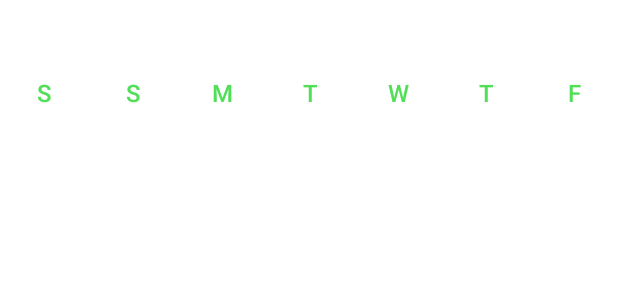
After one commit to sargiss987/clinic-info, an Android app: the layout simple_calendar.xml on its own in the app's theme, with its tools: preview values and no code run, on a phone screen of 412 x 824 dp. The commit adds this screen. Shown: the top 300 px of the screen. Run offline under Robolectric (Android 15) with nearby library versions, the phone set to English and light mode, and no system bars.

Commit message:
Simple Calendar

```diff
--- a/app/src/main/res/layout/create_note.xml
+++ b/app/src/main/res/layout/create_note.xml
@@ -6,6 +6,7 @@
     android:layout_width="match_parent"
     android:layout_height="match_parent"
     android:padding="10dp">
+
 
     <AutoCompleteTextView
         android:id="@+id/etFullName"
--- /dev/null
+++ b/app/src/main/res/layout/simple_calendar.xml
@@ -0,0 +1,152 @@
+<?xml version="1.0" encoding="utf-8"?>
+<LinearLayout xmlns:android="http://schemas.android.com/apk/res/android"
+    android:layout_width="match_parent"
+    android:layout_height="wrap_content"
+    android:background="@android:color/white"
+    android:orientation="vertical">
+
+    <LinearLayout
+        android:layout_width="match_parent"
+        android:layout_height="wrap_content"
+        android:layout_gravity="center"
+        android:gravity="center"
+        android:orientation="horizontal">
+
+        <TextView
+            android:id="@+id/current_date"
+            android:layout_width="wrap_content"
+            android:layout_height="wrap_content"
+            android:textColor="@color/green"
+            android:textSize="28sp" />
+
+        <TextView
+            android:id="@+id/current_month"
+            android:layout_width="wrap_content"
+            android:layout_height="wrap_content"
+            android:paddingLeft="10dp"
+            android:textColor="@color/green"
+            android:textSize="28sp" />
+
+    </LinearLayout>
+
+    <LinearLayout
+        android:layout_width="match_parent"
+        android:layout_height="wrap_content"
+        android:orientation="horizontal"
+        android:weightSum="7">
+
+        <Button
+            android:id="@+id/button5"
+            android:layout_width="wrap_content"
+            android:layout_height="wrap_content"
+            android:layout_weight="1"
+            android:background="@android:color/transparent"
+            android:text="S"
+            android:textColor="@color/green"
+            android:textSize="16sp" />
+
+        <Button
+            android:id="@+id/button4"
+            android:layout_width="wrap_content"
+            android:layout_height="wrap_content"
+            android:layout_weight="1"
+            android:background="@android:color/transparent"
+            android:text="S"
+            android:textColor="@color/green"
+            android:textSize="16sp" />
+
+        <Button
+            android:id="@+id/button10"
+            android:layout_width="wrap_content"
+            android:layout_height="wrap_content"
+            android:layout_weight="1"
+            android:background="@android:color/transparent"
+            android:text="M"
+            android:textColor="@color/green"
+            android:textSize="16sp" />
+
+        <Button
+            android:id="@+id/button9"
+            android:layout_width="wrap_content"
+            android:layout_height="wrap_content"
+            android:layout_weight="1"
+            android:background="@android:color/transparent"
+            android:text="T"
+            android:textColor="@color/green"
+            android:textSize="16sp" />
+
+        <Button
+            android:id="@+id/button8"
+            android:layout_width="wrap_content"
+            android:layout_height="wrap_content"
+            android:layout_weight="1"
+            android:background="@android:color/transparent"
+            android:text="W"
+            android:textColor="@color/green"
+            android:textSize="16sp" />
+
+        <Button
+            android:id="@+id/button7"
+            android:layout_width="wrap_content"
+            android:layout_height="wrap_content"
+            android:layout_weight="1"
+            android:background="@android:color/transparent"
+            android:text="T"
+            android:textColor="@color/green"
+            android:textSize="16sp" />
+
+        <Button
+            android:id="@+id/button6"
+            android:layout_width="wrap_content"
+            android:layout_height="wrap_content"
+            android:layout_weight="1"
+            android:background="@android:color/transparent"
+            android:text="F"
+            android:textColor="@color/green"
+            android:textSize="16sp" />
+
+    </LinearLayout>
+
+    <LinearLayout
+        android:id="@+id/calendar_week_1"
+        android:layout_width="match_parent"
+        android:layout_height="wrap_content"
+        android:orientation="horizontal"
+        android:weightSum="7" />
+
+    <LinearLayout
+        android:id="@+id/calendar_week_2"
+        android:layout_width="match_parent"
+        android:layout_height="match_parent"
+        android:orientation="horizontal"
+        android:weightSum="7" />
+
+    <LinearLayout
+        android:id="@+id/calendar_week_3"
+        android:layout_width="match_parent"
+        android:layout_height="match_parent"
+        android:orientation="horizontal"
+        android:weightSum="7" />
+
+    <LinearLayout
+        android:id="@+id/calendar_week_4"
+        android:layout_width="match_parent"
+        android:layout_height="match_parent"
+        android:orientation="horizontal"
+        android:weightSum="7" />
+
+    <LinearLayout
+        android:id="@+id/calendar_week_5"
+        android:layout_width="match_parent"
+        android:layout_height="match_parent"
+        android:orientation="horizontal"
+        android:weightSum="7" />
+
+    <LinearLayout
+        android:id="@+id/calendar_week_6"
+        android:layout_width="match_parent"
+        android:layout_height="match_parent"
+        android:orientation="horizontal"
+        android:weightSum="7" />
+
+</LinearLayout>
--- a/app/src/main/res/values/colors.xml
+++ b/app/src/main/res/values/colors.xml
@@ -10,4 +10,9 @@
     <color name="blue">#395ECF</color>
     <color name="editTextColor">#E1DFDF</color>
 
+    <color name="pink">#CD45E4</color>
+    <color name="grey">#EDD927</color>
+    <color name="green">#51DF57</color>
+    <color name="calendar_number">#F44336</color>
+
 </resources>
```
Also changed, not shown: app/src/main/java/com/example/clinic_info_branch/fragments/home_fragment/DayClickListener.kt (added, +7 -0 lines), app/src/main/java/com/example/clinic_info_branch/fragments/home_fragment/HomeFragment.kt (+14 -28 lines), app/src/main/java/com/example/clinic_info_branch/fragments/home_fragment/SimpleCalendar.kt (added, +313 -0 lines), app/src/main/java/com/example/clinic_info_branch/fragments/searching_fragment/PatientPersonalPageFragment.kt (+0 -7 lines).
